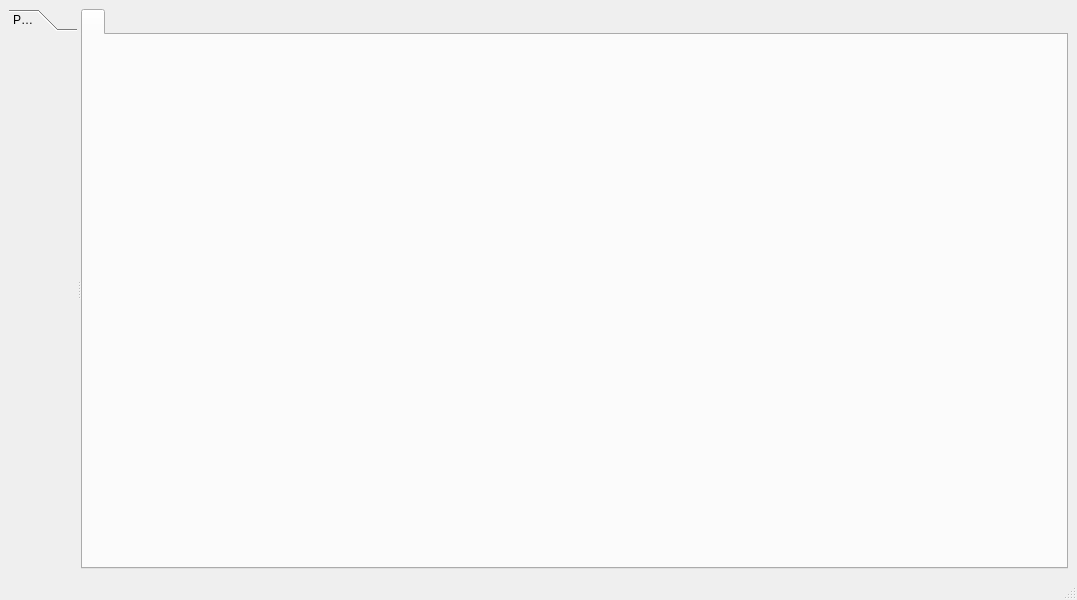
awacha/superfit, file src/superfit/mainwindow/mainwindow.ui: the form before one commit.
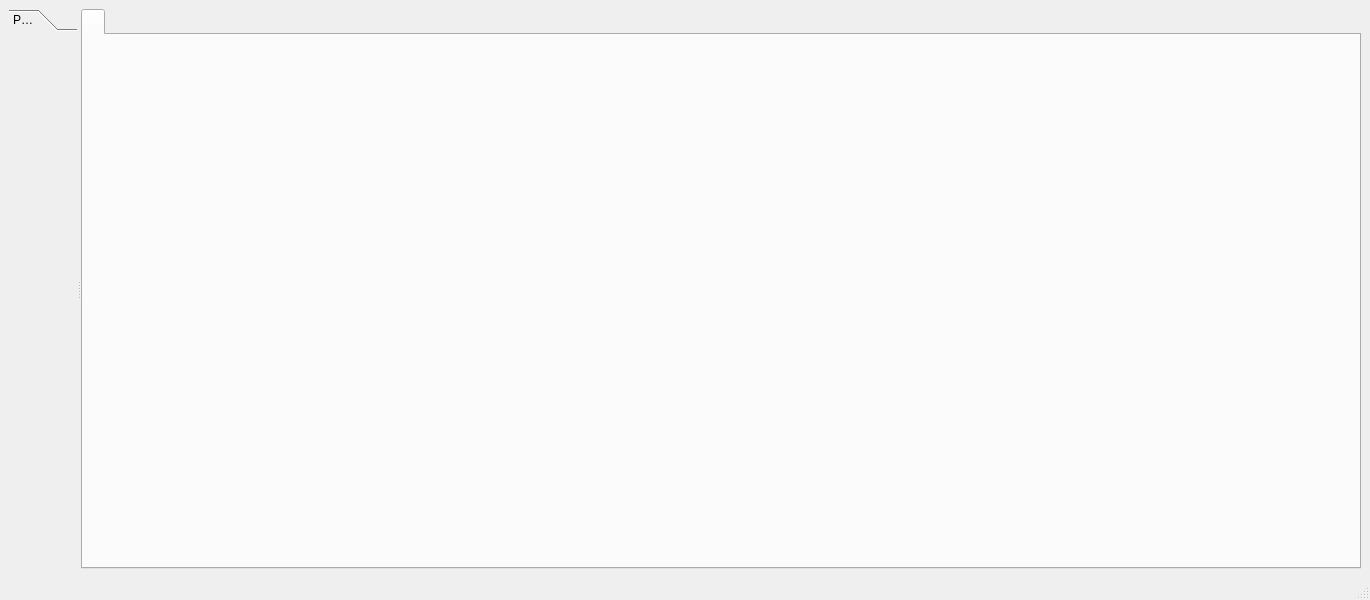
The form after the commit.

```diff
--- a/src/superfit/mainwindow/mainwindow.ui
+++ b/src/superfit/mainwindow/mainwindow.ui
@@ -6,7 +6,7 @@
    <rect>
     <x>0</x>
     <y>0</y>
-    <width>1077</width>
+    <width>1370</width>
     <height>600</height>
    </rect>
   </property>
```
Left out of the diff: 2 changed lines with no effect on the pictures.
